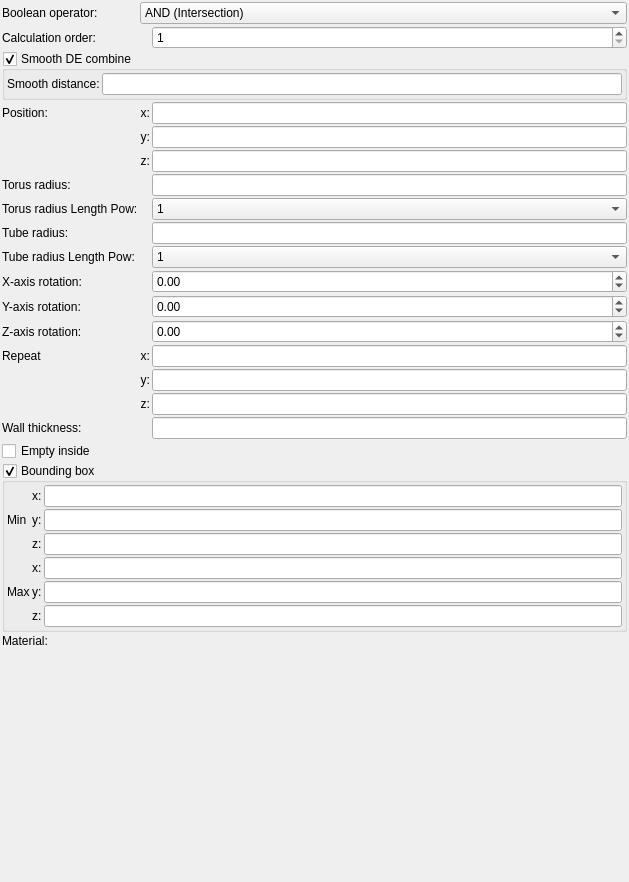
Old version of the form mandelbulber2/formula/ui/primitive_torus.ui in the repository buddhi1980/mandelbulber2.
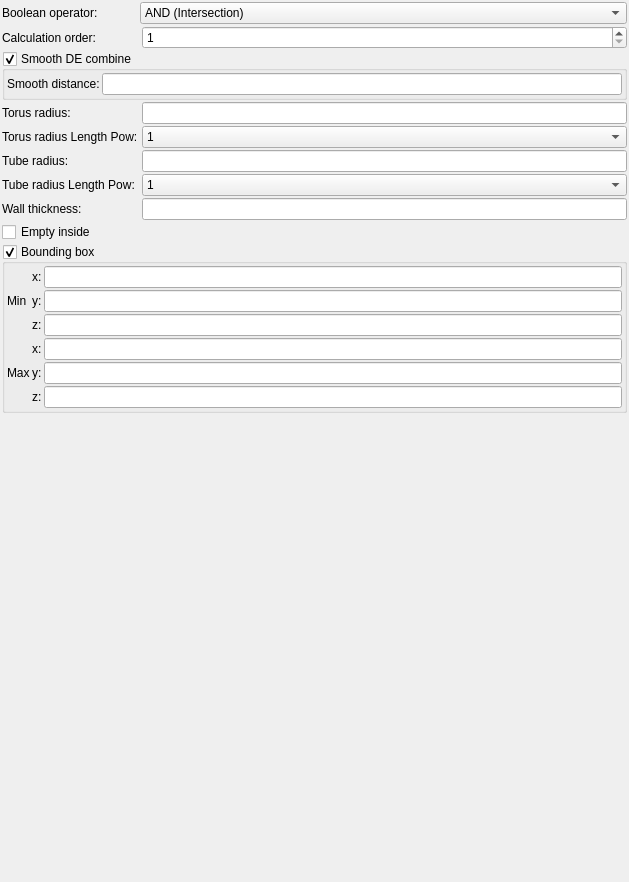
New version of the form. Custom widgets are drawn as their Qt base class.

Patch:
```diff
--- a/mandelbulber2/formula/ui/primitive_torus.ui
+++ b/mandelbulber2/formula/ui/primitive_torus.ui
@@ -34,8 +34,99 @@
      <property name="spacing">
       <number>2</number>
      </property>
-     <item row="3" column="2">
-      <widget class="MyLineEdit" name="vect3_position_x">
+     <item row="2" column="0" colspan="3">
+      <widget class="MyGroupBox" name="groupCheck_smooth_de_combine_enable">
+       <property name="title">
+        <string>Smooth DE combine</string>
+       </property>
+       <property name="checkable">
+        <bool>true</bool>
+       </property>
+       <layout class="QGridLayout" name="gridLayout_4">
+        <property name="leftMargin">
+         <number>2</number>
+        </property>
+        <property name="topMargin">
+         <number>2</number>
+        </property>
+        <property name="rightMargin">
+         <number>2</number>
+        </property>
+        <property name="bottomMargin">
+         <number>2</number>
+        </property>
+        <property name="spacing">
+         <number>2</number>
+        </property>
+        <item row="0" column="0">
+         <widget class="QLabel" name="label_306">
+          <property name="text">
+           <string>Smooth distance:</string>
+          </property>
+          <property name="wordWrap">
+           <bool>true</bool>
+          </property>
+         </widget>
+        </item>
+        <item row="0" column="1">
+         <widget class="MyLineEdit" name="logedit_smooth_de_combine_distance">
+          <property name="sizePolicy">
+           <sizepolicy hsizetype="Expanding" vsizetype="Maximum">
+            <horstretch>0</horstretch>
+            <verstretch>0</verstretch>
+           </sizepolicy>
+          </property>
+         </widget>
+        </item>
+       </layout>
+      </widget>
+     </item>
+     <item row="6" column="2">
+      <widget class="MyComboBox" name="comboBox_tube_radius_lpow">
+       <item>
+        <property name="text">
+         <string notr="true">1</string>
+        </property>
+       </item>
+       <item>
+        <property name="text">
+         <string notr="true">2</string>
+        </property>
+       </item>
+       <item>
+        <property name="text">
+         <string notr="true">4</string>
+        </property>
+       </item>
+       <item>
+        <property name="text">
+         <string notr="true">8</string>
+        </property>
+       </item>
+       <item>
+        <property name="text">
+         <string notr="true">16</string>
+        </property>
+       </item>
+       <item>
+        <property name="text">
+         <string notr="true">32</string>
+        </property>
+       </item>
+      </widget>
+     </item>
+     <item row="5" column="2">
+      <widget class="MyLineEdit" name="logedit_tube_radius">
+       <property name="sizePolicy">
+        <sizepolicy hsizetype="Expanding" vsizetype="Maximum">
+         <horstretch>0</horstretch>
+         <verstretch>0</verstretch>
+        </sizepolicy>
+       </property>
+      </widget>
+     </item>
+     <item row="7" column="2">
+      <widget class="MyLineEdit" name="logedit_wall_thickness">
        <property name="sizePolicy">
         <sizepolicy hsizetype="Expanding" vsizetype="Maximum">
          <horstretch>0</horstretch>
@@ -45,30 +136,156 @@
       </widget>
      </item>
      <item row="6" column="0">
+      <widget class="QLabel" name="label_3">
+       <property name="text">
+        <string>Tube radius Length Pow:</string>
+       </property>
+       <property name="wordWrap">
+        <bool>true</bool>
+       </property>
+      </widget>
+     </item>
+     <item row="3" column="0">
       <widget class="QLabel" name="label_14">
        <property name="text">
         <string>Torus radius:</string>
        </property>
       </widget>
      </item>
-     <item row="3" column="1">
-      <widget class="QLabel" name="label_11">
+     <item row="0" column="1" colspan="2">
+      <widget class="MyComboBox" name="comboBox_boolean_operator">
+       <property name="sizePolicy">
+        <sizepolicy hsizetype="Preferred" vsizetype="Preferred">
+         <horstretch>0</horstretch>
+         <verstretch>0</verstretch>
+        </sizepolicy>
+       </property>
+       <item>
+        <property name="text">
+         <string>AND (Intersection)</string>
+        </property>
+       </item>
+       <item>
+        <property name="text">
+         <string>OR (Union)</string>
+        </property>
+       </item>
+       <item>
+        <property name="text">
+         <string>SUB (Complement)</string>
+        </property>
+       </item>
+       <item>
+        <property name="text">
+         <string>rev SUB (B-A)</string>
+        </property>
+       </item>
+      </widget>
+     </item>
+     <item row="4" column="0">
+      <widget class="QLabel" name="label">
        <property name="text">
-        <string>x:</string>
+        <string>Torus radius Length Pow:</string>
        </property>
-       <property name="alignment">
-        <set>Qt::AlignRight|Qt::AlignTrailing|Qt::AlignVCenter</set>
+       <property name="wordWrap">
+        <bool>true</bool>
        </property>
       </widget>
      </item>
-     <item row="8" column="0">
-      <widget class="QLabel" name="label_16">
+     <item row="8" column="0" colspan="3">
+      <widget class="MyCheckBox" name="checkBox_empty">
+       <property name="sizePolicy">
+        <sizepolicy hsizetype="Minimum" vsizetype="Maximum">
+         <horstretch>0</horstretch>
+         <verstretch>0</verstretch>
+        </sizepolicy>
+       </property>
        <property name="text">
-        <string>Tube radius:</string>
+        <string>Empty inside</string>
        </property>
       </widget>
      </item>
-     <item row="18" column="0" colspan="3">
+     <item row="3" column="2">
+      <widget class="MyLineEdit" name="logedit_radius">
+       <property name="sizePolicy">
+        <sizepolicy hsizetype="Expanding" vsizetype="Maximum">
+         <horstretch>0</horstretch>
+         <verstretch>0</verstretch>
+        </sizepolicy>
+       </property>
+      </widget>
+     </item>
+     <item row="1" column="0">
+      <widget class="QLabel" name="label_22">
+       <property name="text">
+        <string>Calculation order:</string>
+       </property>
+       <property name="wordWrap">
+        <bool>true</bool>
+       </property>
+      </widget>
+     </item>
+     <item row="1" column="2">
+      <widget class="MySpinBox" name="spinboxInt_calculation_order">
+       <property name="sizePolicy">
+        <sizepolicy hsizetype="Minimum" vsizetype="Maximum">
+         <horstretch>0</horstretch>
+         <verstretch>0</verstretch>
+        </sizepolicy>
+       </property>
+       <property name="toolTip">
+        <string>&lt;html&gt;&lt;head/&gt;&lt;body&gt;&lt;p&gt;Order of calculation boolean operators. Object with lower number will be calculated first.&lt;/p&gt;&lt;/body&gt;&lt;/html&gt;</string>
+       </property>
+       <property name="minimum">
+        <number>1</number>
+       </property>
+       <property name="maximum">
+        <number>9999</number>
+       </property>
+      </widget>
+     </item>
+     <item row="7" column="0">
+      <widget class="QLabel" name="label_4">
+       <property name="text">
+        <string>Wall thickness:</string>
+       </property>
+      </widget>
+     </item>
+     <item row="4" column="2">
+      <widget class="MyComboBox" name="comboBox_radius_lpow">
+       <item>
+        <property name="text">
+         <string notr="true">1</string>
+        </property>
+       </item>
+       <item>
+        <property name="text">
+         <string notr="true">2</string>
+        </property>
+       </item>
+       <item>
+        <property name="text">
+         <string notr="true">4</string>
+        </property>
+       </item>
+       <item>
+        <property name="text">
+         <string notr="true">8</string>
+        </property>
+       </item>
+       <item>
+        <property name="text">
+         <string notr="true">16</string>
+        </property>
+       </item>
+       <item>
+        <property name="text">
+         <string notr="true">32</string>
+        </property>
+       </item>
+      </widget>
+     </item>
+     <item row="9" column="0" colspan="3">
       <widget class="MyGroupBox" name="groupCheck_limits_enable">
        <property name="title">
         <string>Bounding box</string>
@@ -235,478 +452,6 @@
        </layout>
       </widget>
      </item>
-     <item row="4" column="1">
-      <widget class="QLabel" name="label_12">
-       <property name="text">
-        <string>y:</string>
-       </property>
-       <property name="alignment">
-        <set>Qt::AlignRight|Qt::AlignTrailing|Qt::AlignVCenter</set>
-       </property>
-      </widget>
-     </item>
-     <item row="13" column="2">
-      <widget class="MyLineEdit" name="vect3_repeat_x">
-       <property name="sizePolicy">
-        <sizepolicy hsizetype="Expanding" vsizetype="Maximum">
-         <horstretch>0</horstretch>
-         <verstretch>0</verstretch>
-        </sizepolicy>
-       </property>
-      </widget>
-     </item>
-     <item row="19" column="0">
-      <widget class="QLabel" name="label_20">
-       <property name="text">
-        <string>Material:</string>
-       </property>
-      </widget>
-     </item>
-     <item row="11" column="2">
-      <widget class="MyDoubleSpinBox" name="spinboxd3_rotation_y">
-       <property name="sizePolicy">
-        <sizepolicy hsizetype="Minimum" vsizetype="Maximum">
-         <horstretch>0</horstretch>
-         <verstretch>0</verstretch>
-        </sizepolicy>
-       </property>
-       <property name="prefix">
-        <string/>
-       </property>
-       <property name="suffix">
-        <string/>
-       </property>
-       <property name="decimals">
-        <number>2</number>
-       </property>
-       <property name="minimum">
-        <double>-36000.000000000000000</double>
-       </property>
-       <property name="maximum">
-        <double>36000.000000000000000</double>
-       </property>
-       <property name="singleStep">
-        <double>0.100000000000000</double>
-       </property>
-      </widget>
-     </item>
-     <item row="11" column="0">
-      <widget class="QLabel" name="label_9">
-       <property name="text">
-        <string>Y-axis rotation:</string>
-       </property>
-       <property name="wordWrap">
-        <bool>true</bool>
-       </property>
-      </widget>
-     </item>
-     <item row="12" column="2">
-      <widget class="MyDoubleSpinBox" name="spinboxd3_rotation_z">
-       <property name="sizePolicy">
-        <sizepolicy hsizetype="Minimum" vsizetype="Maximum">
-         <horstretch>0</horstretch>
-         <verstretch>0</verstretch>
-        </sizepolicy>
-       </property>
-       <property name="prefix">
-        <string/>
-       </property>
-       <property name="suffix">
-        <string/>
-       </property>
-       <property name="decimals">
-        <number>2</number>
-       </property>
-       <property name="minimum">
-        <double>-36000.000000000000000</double>
-       </property>
-       <property name="maximum">
-        <double>36000.000000000000000</double>
-       </property>
-       <property name="singleStep">
-        <double>0.100000000000000</double>
-       </property>
-      </widget>
-     </item>
-     <item row="9" column="2">
-      <widget class="MyComboBox" name="comboBox_tube_radius_lpow">
-       <item>
-        <property name="text">
-         <string notr="true">1</string>
-        </property>
-       </item>
-       <item>
-        <property name="text">
-         <string notr="true">2</string>
-        </property>
-       </item>
-       <item>
-        <property name="text">
-         <string notr="true">4</string>
-        </property>
-       </item>
-       <item>
-        <property name="text">
-         <string notr="true">8</string>
-        </property>
-       </item>
-       <item>
-        <property name="text">
-         <string notr="true">16</string>
-        </property>
-       </item>
-       <item>
-        <property name="text">
-         <string notr="true">32</string>
-        </property>
-       </item>
-      </widget>
-     </item>
-     <item row="1" column="0">
-      <widget class="QLabel" name="label_22">
-       <property name="text">
-        <string>Calculation order:</string>
-       </property>
-       <property name="wordWrap">
-        <bool>true</bool>
-       </property>
-      </widget>
-     </item>
-     <item row="5" column="1">
-      <widget class="QLabel" name="label_13">
-       <property name="text">
-        <string>z:</string>
-       </property>
-       <property name="alignment">
-        <set>Qt::AlignRight|Qt::AlignTrailing|Qt::AlignVCenter</set>
-       </property>
-      </widget>
-     </item>
-     <item row="19" column="1" colspan="2">
-      <widget class="cMaterialSelector" name="materialselector_material_id" native="true">
-       <property name="sizePolicy">
-        <sizepolicy hsizetype="Preferred" vsizetype="Minimum">
-         <horstretch>0</horstretch>
-         <verstretch>0</verstretch>
-        </sizepolicy>
-       </property>
-      </widget>
-     </item>
-     <item row="13" column="1">
-      <widget class="QLabel" name="label_repeat_x_2">
-       <property name="text">
-        <string>x:</string>
-       </property>
-       <property name="alignment">
-        <set>Qt::AlignRight|Qt::AlignTrailing|Qt::AlignVCenter</set>
-       </property>
-      </widget>
-     </item>
-     <item row="10" column="2">
-      <widget class="MyDoubleSpinBox" name="spinboxd3_rotation_x">
-       <property name="sizePolicy">
-        <sizepolicy hsizetype="Minimum" vsizetype="Maximum">
-         <horstretch>0</horstretch>
-         <verstretch>0</verstretch>
-        </sizepolicy>
-       </property>
-       <property name="prefix">
-        <string/>
-       </property>
-       <property name="suffix">
-        <string/>
-       </property>
-       <property name="decimals">
-        <number>2</number>
-       </property>
-       <property name="minimum">
-        <double>-36000.000000000000000</double>
-       </property>
-       <property name="maximum">
-        <double>36000.000000000000000</double>
-       </property>
-       <property name="singleStep">
-        <double>0.100000000000000</double>
-       </property>
-      </widget>
-     </item>
-     <item row="13" column="0">
-      <widget class="QLabel" name="label_2">
-       <property name="text">
-        <string>Repeat</string>
-       </property>
-      </widget>
-     </item>
-     <item row="7" column="0">
-      <widget class="QLabel" name="label">
-       <property name="text">
-        <string>Torus radius Length Pow:</string>
-       </property>
-       <property name="wordWrap">
-        <bool>true</bool>
-       </property>
-      </widget>
-     </item>
-     <item row="9" column="0">
-      <widget class="QLabel" name="label_3">
-       <property name="text">
-        <string>Tube radius Length Pow:</string>
-       </property>
-       <property name="wordWrap">
-        <bool>true</bool>
-       </property>
-      </widget>
-     </item>
-     <item row="7" column="2">
-      <widget class="MyComboBox" name="comboBox_radius_lpow">
-       <item>
-        <property name="text">
-         <string notr="true">1</string>
-        </property>
-       </item>
-       <item>
-        <property name="text">
-         <string notr="true">2</string>
-        </property>
-       </item>
-       <item>
-        <property name="text">
-         <string notr="true">4</string>
-        </property>
-       </item>
-       <item>
-        <property name="text">
-         <string notr="true">8</string>
-        </property>
-       </item>
-       <item>
-        <property name="text">
-         <string notr="true">16</string>
-        </property>
-       </item>
-       <item>
-        <property name="text">
-         <string notr="true">32</string>
-        </property>
-       </item>
-      </widget>
-     </item>
-     <item row="0" column="1" colspan="2">
-      <widget class="MyComboBox" name="comboBox_boolean_operator">
-       <property name="sizePolicy">
-        <sizepolicy hsizetype="Preferred" vsizetype="Preferred">
-         <horstretch>0</horstretch>
-         <verstretch>0</verstretch>
-        </sizepolicy>
-       </property>
-       <item>
-        <property name="text">
-         <string>AND (Intersection)</string>
-        </property>
-       </item>
-       <item>
-        <property name="text">
-         <string>OR (Union)</string>
-        </property>
-       </item>
-       <item>
-        <property name="text">
-         <string>SUB (Complement)</string>
-        </property>
-       </item>
-       <item>
-        <property name="text">
-         <string>rev SUB (B-A)</string>
-        </property>
-       </item>
-      </widget>
-     </item>
-     <item row="3" column="0">
-      <widget class="QLabel" name="label_10">
-       <property name="text">
-        <string>Position:</string>
-       </property>
-      </widget>
-     </item>
-     <item row="15" column="1">
-      <widget class="QLabel" name="label_repeat_z_2">
-       <property name="text">
-        <string>z:</string>
-       </property>
-       <property name="alignment">
-        <set>Qt::AlignRight|Qt::AlignTrailing|Qt::AlignVCenter</set>
-       </property>
-      </widget>
-     </item>
-     <item row="4" column="2">
-      <widget class="MyLineEdit" name="vect3_position_y">
-       <property name="sizePolicy">
-        <sizepolicy hsizetype="Expanding" vsizetype="Maximum">
-         <horstretch>0</horstretch>
-         <verstretch>0</verstretch>
-        </sizepolicy>
-       </property>
-      </widget>
-     </item>
-     <item row="2" column="0" colspan="3">
-      <widget class="MyGroupBox" name="groupCheck_smooth_de_combine_enable">
-       <property name="title">
-        <string>Smooth DE combine</string>
-       </property>
-       <property name="checkable">
-        <bool>true</bool>
-       </property>
-       <layout class="QGridLayout" name="gridLayout_4">
-        <property name="leftMargin">
-         <number>2</number>
-        </property>
-        <property name="topMargin">
-         <number>2</number>
-        </property>
-        <property name="rightMargin">
-         <number>2</number>
-        </property>
-        <property name="bottomMargin">
-         <number>2</number>
-        </property>
-        <property name="spacing">
-         <number>2</number>
-        </property>
-        <item row="0" column="0">
-         <widget class="QLabel" name="label_306">
-          <property name="text">
-           <string>Smooth distance:</string>
-          </property>
-          <property name="wordWrap">
-           <bool>true</bool>
-          </property>
-         </widget>
-        </item>
-        <item row="0" column="1">
-         <widget class="MyLineEdit" name="logedit_smooth_de_combine_distance">
-          <property name="sizePolicy">
-           <sizepolicy hsizetype="Expanding" vsizetype="Maximum">
-            <horstretch>0</horstretch>
-            <verstretch>0</verstretch>
-           </sizepolicy>
-          </property>
-         </widget>
-        </item>
-       </layout>
-      </widget>
-     </item>
-     <item row="12" column="0">
-      <widget class="QLabel" name="label_15">
-       <property name="text">
-        <string>Z-axis rotation:</string>
-       </property>
-       <property name="wordWrap">
-        <bool>true</bool>
-       </property>
-      </widget>
-     </item>
-     <item row="1" column="2">
-      <widget class="MySpinBox" name="spinboxInt_calculation_order">
-       <property name="sizePolicy">
-        <sizepolicy hsizetype="Minimum" vsizetype="Maximum">
-         <horstretch>0</horstretch>
-         <verstretch>0</verstretch>
-        </sizepolicy>
-       </property>
-       <property name="toolTip">
-        <string>&lt;html&gt;&lt;head/&gt;&lt;body&gt;&lt;p&gt;Order of calculation boolean operators. Object with lower number will be calculated first.&lt;/p&gt;&lt;/body&gt;&lt;/html&gt;</string>
-       </property>
-       <property name="minimum">
-        <number>1</number>
-       </property>
-       <property name="maximum">
-        <number>9999</number>
-       </property>
-      </widget>
-     </item>
-     <item row="10" column="0">
-      <widget class="QLabel" name="label_8">
-       <property name="text">
-        <string>X-axis rotation:</string>
-       </property>
-       <property name="wordWrap">
-        <bool>true</bool>
-       </property>
-      </widget>
-     </item>
-     <item row="14" column="1">
-      <widget class="QLabel" name="label_repeat_y_2">
-       <property name="text">
-        <string>y:</string>
-       </property>
-       <property name="alignment">
-        <set>Qt::AlignRight|Qt::AlignTrailing|Qt::AlignVCenter</set>
-       </property>
-      </widget>
-     </item>
-     <item row="6" column="2">
-      <widget class="MyLineEdit" name="logedit_radius">
-       <property name="sizePolicy">
-        <sizepolicy hsizetype="Expanding" vsizetype="Maximum">
-         <horstretch>0</horstretch>
-         <verstretch>0</verstretch>
-        </sizepolicy>
-       </property>
-      </widget>
-     </item>
-     <item row="15" column="2">
-      <widget class="MyLineEdit" name="vect3_repeat_z">
-       <property name="sizePolicy">
-        <sizepolicy hsizetype="Expanding" vsizetype="Maximum">
-         <horstretch>0</horstretch>
-         <verstretch>0</verstretch>
-        </sizepolicy>
-       </property>
-      </widget>
-     </item>
-     <item row="17" column="0" colspan="3">
-      <widget class="MyCheckBox" name="checkBox_empty">
-       <property name="sizePolicy">
-        <sizepolicy hsizetype="Minimum" vsizetype="Maximum">
-         <horstretch>0</horstretch>
-         <verstretch>0</verstretch>
-        </sizepolicy>
-       </property>
-       <property name="text">
-        <string>Empty inside</string>
-       </property>
-      </widget>
-     </item>
-     <item row="8" column="2">
-      <widget class="MyLineEdit" name="logedit_tube_radius">
-       <property name="sizePolicy">
-        <sizepolicy hsizetype="Expanding" vsizetype="Maximum">
-         <horstretch>0</horstretch>
-         <verstretch>0</verstretch>
-        </sizepolicy>
-       </property>
-      </widget>
-     </item>
-     <item row="14" column="2">
-      <widget class="MyLineEdit" name="vect3_repeat_y">
-       <property name="sizePolicy">
-        <sizepolicy hsizetype="Expanding" vsizetype="Maximum">
-         <horstretch>0</horstretch>
-         <verstretch>0</verstretch>
-        </sizepolicy>
-       </property>
-      </widget>
-     </item>
-     <item row="5" column="2">
-      <widget class="MyLineEdit" name="vect3_position_z">
-       <property name="sizePolicy">
-        <sizepolicy hsizetype="Expanding" vsizetype="Maximum">
-         <horstretch>0</horstretch>
-         <verstretch>0</verstretch>
-        </sizepolicy>
-       </property>
-      </widget>
-     </item>
      <item row="0" column="0">
       <widget class="QLabel" name="label_21">
        <property name="text">
@@ -717,20 +462,10 @@
        </property>
       </widget>
      </item>
-     <item row="16" column="2">
-      <widget class="MyLineEdit" name="logedit_wall_thickness">
-       <property name="sizePolicy">
-        <sizepolicy hsizetype="Expanding" vsizetype="Maximum">
-         <horstretch>0</horstretch>
-         <verstretch>0</verstretch>
-        </sizepolicy>
-       </property>
-      </widget>
-     </item>
-     <item row="16" column="0">
-      <widget class="QLabel" name="label_4">
+     <item row="5" column="0">
+      <widget class="QLabel" name="label_16">
        <property name="text">
-        <string>Wall thickness:</string>
+        <string>Tube radius:</string>
        </property>
       </widget>
      </item>
@@ -752,11 +487,6 @@
   </layout>
  </widget>
  <customwidgets>
-  <customwidget>
-   <class>MyDoubleSpinBox</class>
-   <extends>QDoubleSpinBox</extends>
-   <header>my_double_spin_box.h</header>
-  </customwidget>
   <customwidget>
    <class>MyCheckBox</class>
    <extends>QCheckBox</extends>
@@ -767,12 +497,6 @@
    <extends>QLineEdit</extends>
    <header>my_line_edit.h</header>
   </customwidget>
-  <customwidget>
-   <class>cMaterialSelector</class>
-   <extends>QWidget</extends>
-   <header>material_selector.h</header>
-   <container>1</container>
-  </customwidget>
   <customwidget>
    <class>MyComboBox</class>
    <extends>QComboBox</extends>
```
Left out of the diff: 9 changed lines with no effect on the pictures.
